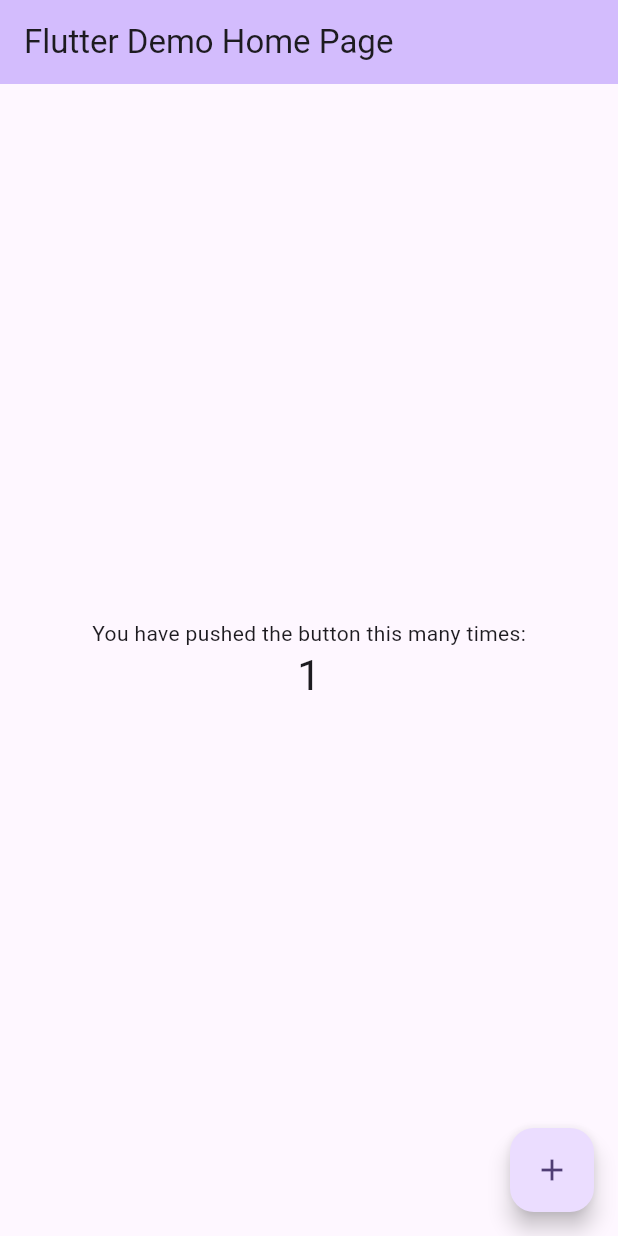
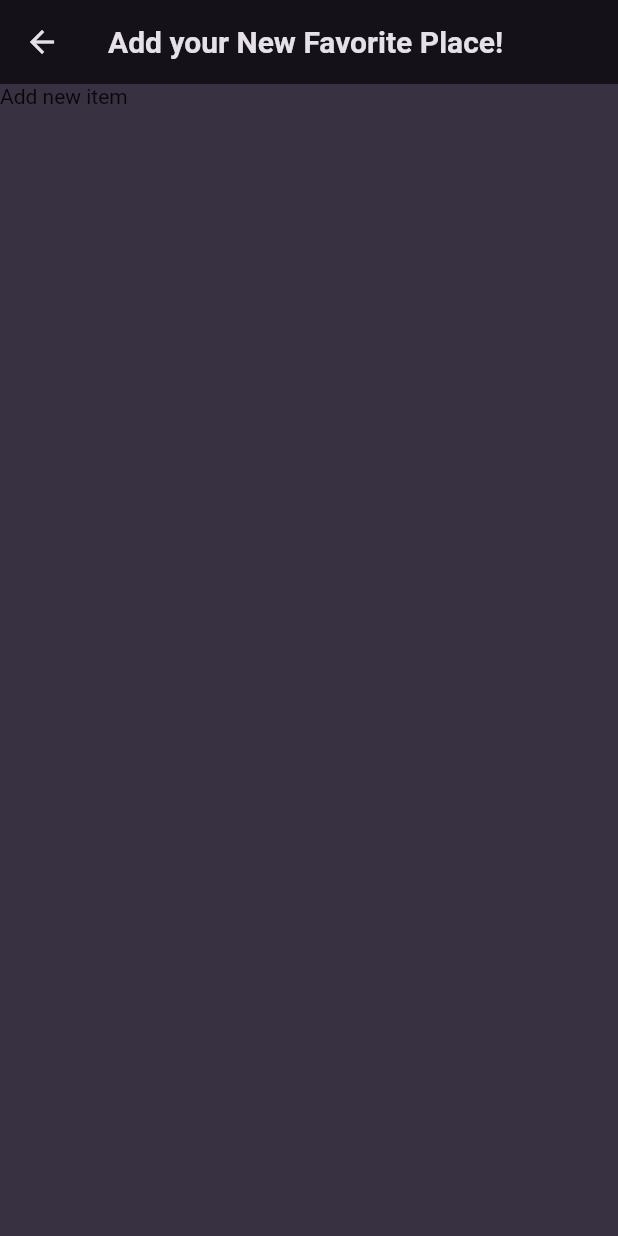
Before and after one commit to DelgaMatt/Favorite-Places, a Flutter app: the screen it shows after launch, after a tap on the "add" icon, on a phone screen of 412 x 824 dp. Run offline on Flutter 3.47's test engine with Material 2 defaults, Android fonts, the phone set to English and light mode, and no system bars; our stand-ins replace google_fonts.

```diff
--- a/lib/main.dart
+++ b/lib/main.dart
@@ -1,125 +1,47 @@
 import 'package:flutter/material.dart';
+import 'package:google_fonts/google_fonts.dart';
+import 'package:places/screens/add_places_screen.dart';
+
+import 'package:places/screens/places.dart';
+
+final colorScheme = ColorScheme.fromSeed(
+  brightness: Brightness.dark,
+  seedColor: const Color.fromARGB(255, 102, 6, 247),
+  background: const Color.fromARGB(255, 56, 49, 66),
+);
+
+final theme = ThemeData().copyWith(
+  useMaterial3: true,
+  scaffoldBackgroundColor: colorScheme.background,
+  colorScheme: colorScheme,
+  textTheme: GoogleFonts.ubuntuCondensedTextTheme().copyWith(
+    titleSmall: GoogleFonts.ubuntuCondensed(
+      fontWeight: FontWeight.bold,
+    ),
+    titleMedium: GoogleFonts.ubuntuCondensed(
+      fontWeight: FontWeight.bold,
+    ),
+    titleLarge: GoogleFonts.ubuntuCondensed(
+      fontWeight: FontWeight.bold,
+    ),
+  ),
+);
 
 void main() {
-  runApp(const MyApp());
+  runApp(
+      const MyApp(),
+  );
 }
 
 class MyApp extends StatelessWidget {
-  const MyApp({super.key});
+  const MyApp({Key? key}) : super(key: key);
 
-  // This widget is the root of your application.
   @override
   Widget build(BuildContext context) {
     return MaterialApp(
-      title: 'Flutter Demo',
-      theme: ThemeData(
-        // This is the theme of your application.
-        //
-        // TRY THIS: Try running your application with "flutter run". You'll see
-        // the application has a blue toolbar. Then, without quitting the app,
-        // try changing the seedColor in the colorScheme below to Colors.green
-        // and then invoke "hot reload" (save your changes or press the "hot
-        // reload" button in a Flutter-supported IDE, or press "r" if you used
-        // the command line to start the app).
-        //
-        // Notice that the counter didn't reset back to zero; the application
-        // state is not lost during the reload. To reset the state, use hot
-        // restart instead.
-        //
-        // This works for code too, not just values: Most code changes can be
-        // tested with just a hot reload.
-        colorScheme: ColorScheme.fromSeed(seedColor: Colors.deepPurple),
-        useMaterial3: true,
-      ),
-      home: const MyHomePage(title: 'Flutter Demo Home Page'),
+      title: 'Great Places',
+      theme: theme,
+      home: const PlaceScreen(),
     );
   }
 }
-
-class MyHomePage extends StatefulWidget {
-  const MyHomePage({super.key, required this.title});
-
-  // This widget is the home page of your application. It is stateful, meaning
-  // that it has a State object (defined below) that contains fields that affect
-  // how it looks.
-
-  // This class is the configuration for the state. It holds the values (in this
-  // case the title) provided by the parent (in this case the App widget) and
-  // used by the build method of the State. Fields in a Widget subclass are
-  // always marked "final".
-
-  final String title;
-
-  @override
-  State<MyHomePage> createState() => _MyHomePageState();
-}
-
-class _MyHomePageState extends State<MyHomePage> {
-  int _counter = 0;
-
-  void _incrementCounter() {
-    setState(() {
-      // This call to setState tells the Flutter framework that something has
-      // changed in this State, which causes it to rerun the build method below
-      // so that the display can reflect the updated values. If we changed
-      // _counter without calling setState(), then the build method would not be
-      // called again, and so nothing would appear to happen.
-      _counter++;
-    });
-  }
-
-  @override
-  Widget build(BuildContext context) {
-    // This method is rerun every time setState is called, for instance as done
-    // by the _incrementCounter method above.
-    //
-    // The Flutter framework has been optimized to make rerunning build methods
-    // fast, so that you can just rebuild anything that needs updating rather
-    // than having to individually change instances of widgets.
-    return Scaffold(
-      appBar: AppBar(
-        // TRY THIS: Try changing the color here to a specific color (to
-        // Colors.amber, perhaps?) and trigger a hot reload to see the AppBar
-        // change color while the other colors stay the same.
-        backgroundColor: Theme.of(context).colorScheme.inversePrimary,
-        // Here we take the value from the MyHomePage object that was created by
-        // the App.build method, and use it to set our appbar title.
-        title: Text(widget.title),
-      ),
-      body: Center(
-        // Center is a layout widget. It takes a single child and positions it
-        // in the middle of the parent.
-        child: Column(
-          // Column is also a layout widget. It takes a list of children and
-          // arranges them vertically. By default, it sizes itself to fit its
-          // children horizontally, and tries to be as tall as its parent.
-          //
-          // Column has various properties to control how it sizes itself and
-          // how it positions its children. Here we use mainAxisAlignment to
-          // center the children vertically; the main axis here is the vertical
-          // axis because Columns are vertical (the cross axis would be
-          // horizontal).
-          //
-          // TRY THIS: Invoke "debug painting" (choose the "Toggle Debug Paint"
-          // action in the IDE, or press "p" in the console), to see the
-          // wireframe for each widget.
-          mainAxisAlignment: MainAxisAlignment.center,
-          children: <Widget>[
-            const Text(
-              'You have pushed the button this many times:',
-            ),
-            Text(
-              '$_counter',
-              style: Theme.of(context).textTheme.headlineMedium,
-            ),
-          ],
-        ),
-      ),
-      floatingActionButton: FloatingActionButton(
-        onPressed: _incrementCounter,
-        tooltip: 'Increment',
-        child: const Icon(Icons.add),
-      ), // This trailing comma makes auto-formatting nicer for build methods.
-    );
-  }
-}
--- /dev/null
+++ b/lib/models/place_model.dart
@@ -0,0 +1,13 @@
+class Place {
+  const Place({
+    required this.id,
+    required this.title,
+    // required this.date,
+    // required this.location,
+  });
+
+  final String id;
+  final String title;
+  // final DateTime date;
+  // final String location;
+}
--- /dev/null
+++ b/lib/screens/add_places_screen.dart
@@ -0,0 +1,23 @@
+import 'package:flutter/material.dart';
+import 'package:flutter/widgets.dart';
+
+class AddPlaceScreen extends StatefulWidget {
+  const AddPlaceScreen({super.key});
+
+  @override
+  State<AddPlaceScreen> createState() {
+    return _AddPlaceScreenState();
+  }
+}
+
+class _AddPlaceScreenState extends State<AddPlaceScreen> {
+  @override
+  Widget build(BuildContext context) {
+    return Scaffold(
+      appBar: AppBar(
+        title: const Text('Add your New Favorite Place!'),
+      ),
+      body: const Text('Add new item'),
+    );
+  }
+}
--- /dev/null
+++ b/lib/screens/place_details_screen.dart
@@ -0,0 +1 @@
+// import 'package:flutter/material.dart';
--- /dev/null
+++ b/lib/screens/places.dart
@@ -0,0 +1,32 @@
+import 'package:flutter/material.dart';
+import 'package:places/screens/add_places_screen.dart';
+
+class PlaceScreen extends StatefulWidget {
+  const PlaceScreen({super.key});
+
+  @override
+  State<PlaceScreen> createState() {
+    return _AddPlaceScreenState();
+  }
+}
+
+
+
+class _AddPlaceScreenState extends State<PlaceScreen> {
+
+  void _addItemScreen() {
+    Navigator.push(context,
+      MaterialPageRoute(builder: (ctx) => const AddPlaceScreen())
+    );
+  }
+
+  @override
+  Widget build(BuildContext context) {
+    return Scaffold(
+      appBar: AppBar(title: const Text('Your Places'), actions: [
+        IconButton(onPressed: _addItemScreen, icon: const Icon(Icons.add))
+      ]),
+      body: const Text('favorite places'),
+    );
+  }
+}
--- a/pubspec.yaml
+++ b/pubspec.yaml
@@ -35,6 +35,7 @@ dependencies:
   # The following adds the Cupertino Icons font to your application.
   # Use with the CupertinoIcons class for iOS style icons.
   cupertino_icons: ^1.0.2
+  google_fonts: ^6.1.0
 
 dev_dependencies:
   flutter_test:
```
Also changed, not shown: pubspec.lock, 10 other files.
